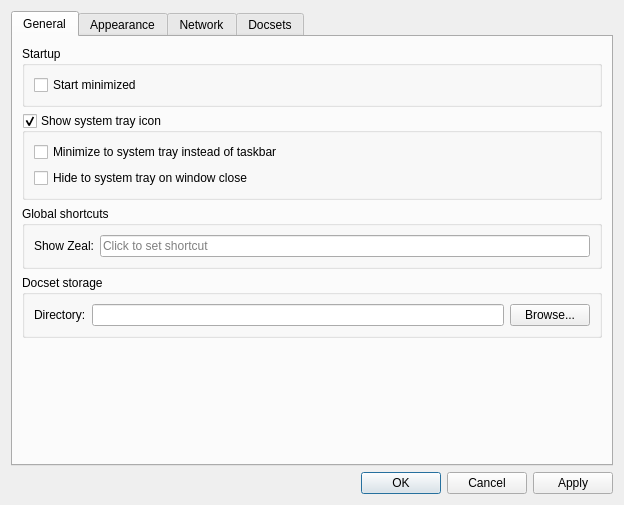
The window that src/ui/forms/settingsdialog.ui (zealdocs/zeal) describes before a commit, drawn with Qt 5.
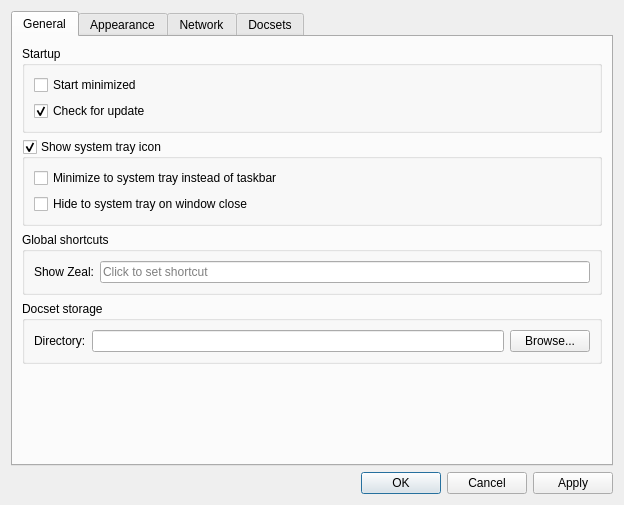
The same window after the commit. Custom widgets are drawn as their Qt base class.

Commit message:
Implement check for update on application start
Also provides a settings option to disable the update check.

```diff
--- a/src/ui/forms/settingsdialog.ui
+++ b/src/ui/forms/settingsdialog.ui
@@ -40,6 +40,16 @@
             </property>
            </widget>
           </item>
+          <item>
+           <widget class="QCheckBox" name="checkForUpdateCheckBox">
+            <property name="text">
+             <string>Check for update</string>
+            </property>
+            <property name="checked">
+             <bool>true</bool>
+            </property>
+           </widget>
+          </item>
          </layout>
         </widget>
        </item>
```
The commit also changes 6 other files.
